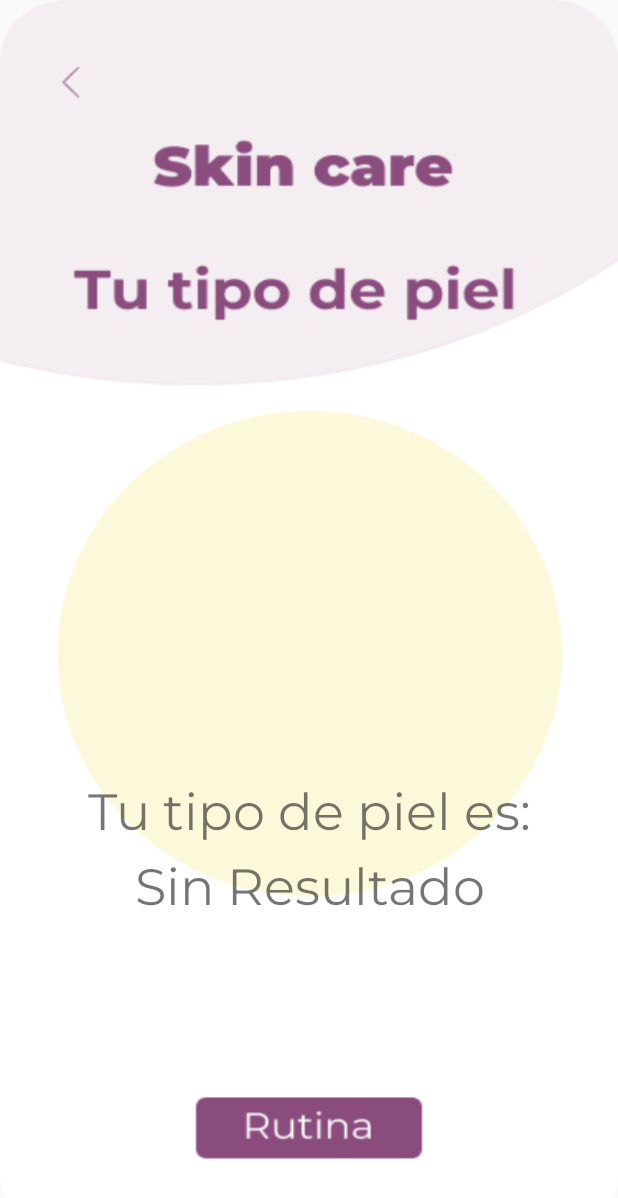
After one commit to Murdock9607/WomanCare, an Android app: the resultadosskin screen opened directly, with no data from a screen before it, on a phone screen of 412 x 824 dp. The commit adds this screen. Shown: the top 1198 px of the screen. Run offline under Robolectric (Android 15) with nearby library versions, the phone set to English and light mode, and no system bars; 1 statement that could not run was skipped.

Commit message:
Pantalla de resultados piel

```diff
--- a/app/src/main/AndroidManifest.xml
+++ b/app/src/main/AndroidManifest.xml
@@ -11,6 +11,9 @@
         android:roundIcon="@mipmap/ic_launcher_round"
         android:supportsRtl="true"
         android:theme="@style/Theme.AppCompat.Light.NoActionBar">
+        <activity
+            android:name=".resultadosskin"
+            android:exported="false" />
         <activity
             android:name=".PreguntasPiel1"
             android:exported="false" />
--- /dev/null
+++ b/app/src/main/java/Aplimovil/womancare/resultadosskin.java
@@ -0,0 +1,56 @@
+package Aplimovil.womancare;
+
+import androidx.appcompat.app.AppCompatActivity;
+
+import android.content.Intent;
+import android.graphics.drawable.Drawable;
+import android.os.Bundle;
+import android.view.View;
+import android.widget.ImageView;
+import android.widget.TextView;
+import android.widget.Toast;
+
+import org.w3c.dom.Text;
+
+public class resultadosskin extends AppCompatActivity {
+    PreguntasPiel1 respuestas;
+    TextView Resultado;
+    ImageView imagResult;
+    int resultipo;
+    @Override
+    protected void onCreate(Bundle savedInstanceState) {
+        super.onCreate(savedInstanceState);
+        setContentView(R.layout.activity_resultadosskin);
+        Resultado = findViewById(R.id.textosalida);
+        imagResult = findViewById(R.id.imagePiel);
+        respuestas = new PreguntasPiel1();
+        Resultado.setText("Sin Resultado");
+        Bundle bundle = this.getIntent().getExtras();
+        resultipo=bundle.getInt("resultipoenviar");
+        if (resultipo==1){
+            Resultado.setText("Piel seca");
+            imagResult.setImageDrawable(getResources().getDrawable(R.drawable.pielseca));
+
+        }
+        if (resultipo==2){
+            Resultado.setText("piel grasa");
+            imagResult.setImageDrawable(getResources().getDrawable(R.drawable.pielgrasa));
+
+        }
+
+        if (resultipo==3){
+            Resultado.setText("piel normal");
+            imagResult.setImageDrawable(getResources().getDrawable(R.drawable.pielnormal));
+
+        }
+        //Toast.makeText(this,respuestas.getText(respuestas.resultipo),Toast.LENGTH_LONG).show();
+
+    }
+    public void atras (View view){
+        onBackPressed();
+    }
+    public void aSuscripcion(View view){
+        Intent suscripcion = new Intent(this, errorsuscripcionActivity.class);
+        startActivity(suscripcion);
+    }
+}
--- /dev/null
+++ b/app/src/main/res/layout/activity_resultadosskin.xml
@@ -0,0 +1,80 @@
+<?xml version="1.0" encoding="utf-8"?>
+<androidx.constraintlayout.widget.ConstraintLayout xmlns:android="http://schemas.android.com/apk/res/android"
+    xmlns:app="http://schemas.android.com/apk/res-auto"
+    xmlns:tools="http://schemas.android.com/tools"
+    android:layout_width="match_parent"
+    android:layout_height="match_parent"
+    android:background="@drawable/resultadosskin"
+    tools:context=".resultadosskin">
+
+    <LinearLayout
+        android:layout_width="match_parent"
+        android:layout_height="match_parent"
+        android:orientation="vertical">
+
+        <LinearLayout
+            android:layout_width="match_parent"
+            android:layout_height="wrap_content"
+            android:orientation="vertical">
+
+            <Button
+                android:id="@+id/button13"
+                style="@style/Widget.AppCompat.Button.Borderless"
+                android:layout_width="wrap_content"
+                android:layout_height="89dp"
+                android:backgroundTint="#00FFFFFF"
+                android:onClick="atras" />
+
+            <Space
+                android:layout_width="match_parent"
+                android:layout_height="185dp" />
+
+            <ImageView
+                android:id="@+id/imagePiel"
+                android:layout_width="230dp"
+                android:layout_height="219dp"
+                android:translationX="95dp"
+                tools:srcCompat="@tools:sample/avatars" />
+
+        </LinearLayout>
+
+        <LinearLayout
+            android:layout_width="match_parent"
+            android:layout_height="209dp"
+            android:orientation="vertical"
+            android:translationY="25dp">
+
+            <TextView
+                android:id="@+id/textView19"
+                android:layout_width="match_parent"
+                android:layout_height="wrap_content"
+                android:fontFamily="@font/montserrat"
+                android:text="Tu tipo de piel es:"
+                android:textAlignment="center"
+                android:textSize="34sp" />
+
+            <TextView
+                android:id="@+id/textosalida"
+                android:layout_width="match_parent"
+                android:layout_height="wrap_content"
+                android:fontFamily="@font/montserrat"
+                android:textAlignment="center"
+                android:textSize="34sp" />
+
+            <Space
+                android:layout_width="match_parent"
+                android:layout_height="21dp" />
+
+            <Button
+                android:id="@+id/button11"
+                style="@style/Widget.AppCompat.Button.Borderless"
+                android:layout_width="150dp"
+                android:layout_height="wrap_content"
+                android:backgroundTint="#00FFFFFF"
+                android:onClick="aSuscripcion"
+                android:translationX="130dp" />
+
+        </LinearLayout>
+    </LinearLayout>
+
+</androidx.constraintlayout.widget.ConstraintLayout>
```
Also changed, not shown: app/src/main/java/Aplimovil/womancare/PreguntasPiel1.java (+116 -21 lines), app/src/main/res/layout/activity_preguntas_piel1.xml (+17 -14 lines), app/src/main/res/drawable-v24/pielgrasa.png (added), app/src/main/res/drawable-v24/pielnormal.jpg (added), app/src/main/res/drawable-v24/pielseca.jpg (added), app/src/main/res/drawable-v24/resultadosskin.png (added).
